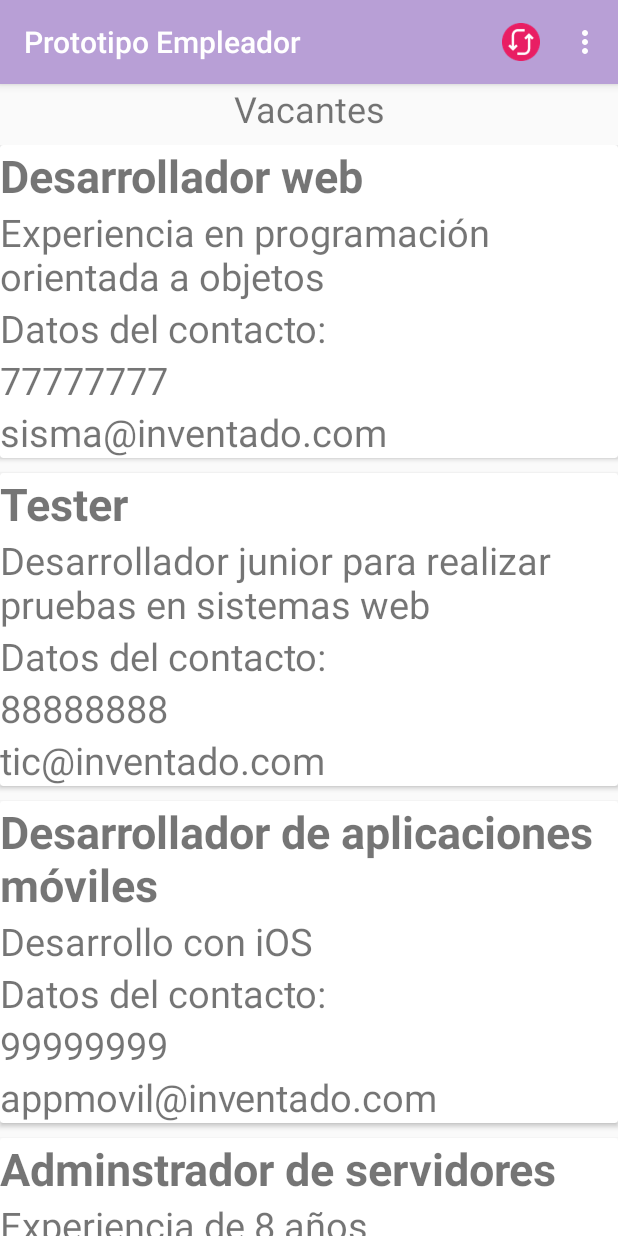
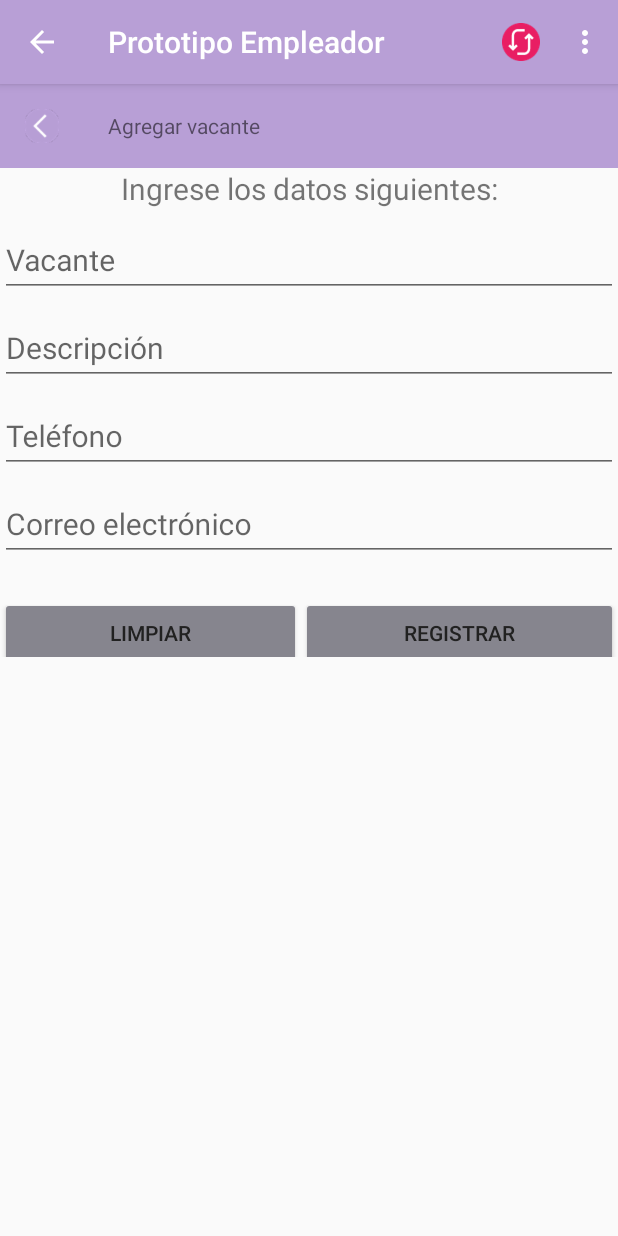
Before and after one commit to nitrogena/listadoYdetalle, an Android app: the VacanteActivity screen opened directly, with no data from a screen before it, in the options menu, after a tap on "Agregar vancante", on a phone screen of 412 x 824 dp. Run offline under Robolectric (Android 15) with nearby library versions, the phone set to English and light mode, and no system bars.

Commit message:
agregarVacante

```diff
--- /dev/null
+++ b/app/src/main/java/mx/nitrogena/coursera/aplicacion/BD/BaseDatos.java
@@ -0,0 +1,97 @@
+package mx.nitrogena.coursera.aplicacion.BD;
+
+import android.content.ContentValues;
+import android.content.Context;
+import android.database.Cursor;
+import android.database.sqlite.SQLiteDatabase;
+import android.database.sqlite.SQLiteOpenHelper;
+
+import java.util.ArrayList;
+
+import mx.nitrogena.coursera.aplicacion.Datos.Vacantes;
+
+/**
+ * Created by USUARIO on 14/02/2017.
+ */
+
+public class BaseDatos extends SQLiteOpenHelper{
+
+    private Context contexto;
+
+    public BaseDatos(Context contexto) {
+        super(contexto, ConstantesBD.BASE_DATOS, null, ConstantesBD.VERSION_BD);
+        this.contexto = contexto;
+    }
+
+    public void onCreate(SQLiteDatabase sqLiteDatabase) {
+        String queryCrearTablaOrg = "CREATE TABLE " + ConstantesBD.TABLE_ORG + "(" +
+                ConstantesBD.TABLE_ORG_ID + " INTEGER PRIMARY KEY AUTOINCREMENT, " +
+                ConstantesBD.TABLE_ORG_NAME + " TEXT, " +
+                ConstantesBD.TABLE_ORG_EMAIL + " TEXT, " +
+                ConstantesBD.TABLE_ORG_ORG + " TEXT, " +
+                ConstantesBD.TABLE_ORG_TYPE + " TEXT, " +
+                ConstantesBD.TABLE_ORG_PASSWORD + " TEXT, " +
+                ConstantesBD.TABLE_ORG_PHOTO + " INTEGER " +
+                ")";
+
+        String queryCrearTablaPos = "CREATE TABLE " + ConstantesBD.TABLE_POS + "(" +
+                ConstantesBD.TABLE_POS_ID + " INTEGER PRIMARY KEY AUTOINCREMENT, " +
+                ConstantesBD.TABLE_POS_NAME + " TEXT, " +
+                ConstantesBD.TABLE_POS_TEL + " TEXT, " +
+                ConstantesBD.TABLE_POS_EMAIL + " TEXT, " +
+                ConstantesBD.TABLE_POS_DESCRPTION + " TEXT, " +
+                ConstantesBD.TABLE_POS_ORG_ID + " INTEGER, " +
+                "FOREIGN KEY (" + ConstantesBD.TABLE_POS_ORG_ID + ")" +
+                "REFERENCES " + ConstantesBD.TABLE_ORG + "(" + ConstantesBD.TABLE_ORG_ID + ")" +
+                ")";
+
+
+        sqLiteDatabase.execSQL((queryCrearTablaOrg));
+        sqLiteDatabase.execSQL(queryCrearTablaPos);
+
+    }
+
+    @Override
+    public void onUpgrade(SQLiteDatabase sqLiteDatabase, int oldVersion, int newVersion) {
+        sqLiteDatabase.execSQL("DROP TABLE IF EXIST " + ConstantesBD.TABLE_POS);
+        sqLiteDatabase.execSQL("DROP TABLE IF EXIST " + ConstantesBD.TABLE_ORG);
+        onCreate(sqLiteDatabase);
+
+
+    }
+
+    public ArrayList<Vacantes> obtenerTodasVacantes(){
+        ArrayList<Vacantes> arrLstVac = new ArrayList<>();
+
+        String query = "SELECT * FROM " + ConstantesBD.TABLE_POS;
+        SQLiteDatabase db = this.getWritableDatabase();
+        Cursor registros = db.rawQuery(query, null);
+
+        while (registros.moveToNext()){
+            Vacantes vacante = new Vacantes(registros.getString(1), registros.getString(2), registros.getString(3),
+                    registros.getString(4));
+            //String vacante, String telefono, String correo, String descripcion
+            vacante.setId(registros.getInt(0));
+            vacante.setVacante(registros.getString(1));
+            vacante.setTelefono(registros.getString(2));
+            vacante.setCorreo(registros.getString(3));
+            vacante.setDescripcion(registros.getString(4));
+
+            arrLstVac.add(vacante);
+
+        }
+        db.close();
+        return arrLstVac;
+    }
+
+    public void insertarVacante(ContentValues contentValues){
+        SQLiteDatabase db = this.getWritableDatabase();
+        db.insert(ConstantesBD.TABLE_POS, null, contentValues);
+        db.close();
+    }
+
+    public void insertarEmpresa(ContentValues contentValues){
+        SQLiteDatabase sqldLite = this.getWritableDatabase();
+        sqldLite.insert(ConstantesBD.TABLE_ORG, null, contentValues);
+    }
+}
--- /dev/null
+++ b/app/src/main/java/mx/nitrogena/coursera/aplicacion/BD/ConstantesBD.java
@@ -0,0 +1,33 @@
+package mx.nitrogena.coursera.aplicacion.BD;
+
+import java.net.PortUnreachableException;
+
+/**
+ * Created by USUARIO on 14/02/2017.
+ */
+
+public final class ConstantesBD {
+    public static final String BASE_DATOS = "empleador";
+    public static final int VERSION_BD = 1;
+
+    public static final String TABLE_POS = "vacante";
+    public static final String TABLE_POS_ID = "id";
+    public static final String TABLE_POS_NAME = "vacante";
+    public static final String TABLE_POS_EMAIL = "correo";
+    public static final String TABLE_POS_DESCRPTION = "descripcion";
+    public static final String TABLE_POS_TEL = "telefono";
+    public static final String TABLE_POS_ORG_ID = "empresa_id";
+
+    public static final String TABLE_ORG = "empresa";
+    public static final String TABLE_ORG_ID = "id";
+    public static final String TABLE_ORG_NAME = "nombre";
+    public static final String TABLE_ORG_EMAIL = "correo";
+    public static final String TABLE_ORG_ORG = "empresa";
+    public static final String TABLE_ORG_TYPE = "sector";
+    public static final String TABLE_ORG_TEL = "telefono";
+    public static final String TABLE_ORG_PASSWORD = "password";
+    public static final String TABLE_ORG_PHOTO = "foto";
+
+
+
+}
--- a/app/src/main/java/mx/nitrogena/coursera/aplicacion/BD/InteractorVacante.java
+++ b/app/src/main/java/mx/nitrogena/coursera/aplicacion/BD/InteractorVacante.java
@@ -1,5 +1,6 @@
 package mx.nitrogena.coursera.aplicacion.BD;
 
+import android.content.ContentValues;
 import android.content.Context;
 
 import java.util.ArrayList;
@@ -18,11 +19,49 @@ public class InteractorVacante {
     }
 
     public ArrayList<Vacantes> obtenerDatos(){
-        ArrayList<Vacantes>arrVacantes = new ArrayList<Vacantes>();
+       /* ArrayList<Vacantes>arrVacantes = new ArrayList<Vacantes>();
         arrVacantes.add(new Vacantes("Desarrollador web", "77777777", "sisma@inventado.com", "Experiencia en programación orientada a objetos"));
         arrVacantes.add(new Vacantes("Tester", "88888888", "tic@inventado.com", "Desarrollador junior para realizar pruebas en sistemas web"));
         arrVacantes.add(new Vacantes("Desarrollador de aplicaciones móviles", "99999999", "appmovil@inventado.com", "Desarrollo con iOS"));
         arrVacantes.add(new Vacantes("Adminstrador de servidores", "66666666", "desapp@inventado.com", "Experiencia de 8 años"));
-        return arrVacantes;
+        */
+        BaseDatos bdBase = new BaseDatos(contexto);
+        insertarVacantes(bdBase);
+        return bdBase.obtenerTodasVacantes();
+
+    }
+
+    public void insertarVacantes(BaseDatos bdBase){
+        ContentValues cvValues = new ContentValues();
+        cvValues.put(ConstantesBD.TABLE_POS_NAME, "Desarrollador web");
+        cvValues.put(ConstantesBD.TABLE_POS_TEL, "55777755");
+        cvValues.put(ConstantesBD.TABLE_POS_EMAIL, "web@rmonkey.mx");
+        cvValues.put(ConstantesBD.TABLE_POS_DESCRPTION, "Experiencia en programación orientada a objetos");
+
+        bdBase.insertarVacante(cvValues);
+
+        cvValues = new ContentValues();
+        cvValues.put(ConstantesBD.TABLE_POS_NAME, "Tester");
+        cvValues.put(ConstantesBD.TABLE_POS_TEL, "55777755");
+        cvValues.put(ConstantesBD.TABLE_POS_EMAIL, "web@rmonkey.mx");
+        cvValues.put(ConstantesBD.TABLE_POS_DESCRPTION, "Desarrollador junior para realizar pruebas en sistemas web");
+
+        bdBase.insertarVacante(cvValues);
+
+        cvValues = new ContentValues();
+        cvValues.put(ConstantesBD.TABLE_POS_NAME, "Desarrollador de aplicaciones móviles");
+        cvValues.put(ConstantesBD.TABLE_POS_TEL, "55777750");
+        cvValues.put(ConstantesBD.TABLE_POS_EMAIL, "appmovil@rmonkey.mx");
+        cvValues.put(ConstantesBD.TABLE_POS_DESCRPTION, "Desarrollo con iOS");
+
+        bdBase.insertarVacante(cvValues);
+
+        cvValues = new ContentValues();
+        cvValues.put(ConstantesBD.TABLE_POS_NAME, "Adminstrador de servidores");
+        cvValues.put(ConstantesBD.TABLE_POS_TEL, "55777759");
+        cvValues.put(ConstantesBD.TABLE_POS_EMAIL, "servidores@rmonkey.mx");
+        cvValues.put(ConstantesBD.TABLE_POS_DESCRPTION, "Experiencia de 8 años");
+
+        bdBase.insertarVacante(cvValues);
     }
 }
--- /dev/null
+++ b/app/src/main/java/mx/nitrogena/coursera/aplicacion/Fragments/AgregarvacanteFragment.java
@@ -0,0 +1,119 @@
+package mx.nitrogena.coursera.aplicacion.Fragments;
+
+
+import android.content.ContentValues;
+import android.content.Context;
+import android.content.Intent;
+import android.os.Bundle;
+import android.support.v4.app.Fragment;
+import android.support.v7.widget.Toolbar;
+import android.view.LayoutInflater;
+import android.view.View;
+import android.view.ViewGroup;
+import android.widget.Button;
+import android.widget.EditText;
+import android.widget.Toast;
+
+import mx.nitrogena.coursera.aplicacion.AutenticaActivity;
+import mx.nitrogena.coursera.aplicacion.BD.BaseDatos;
+import mx.nitrogena.coursera.aplicacion.BD.ConstantesBD;
+import mx.nitrogena.coursera.aplicacion.MainActivity;
+import mx.nitrogena.coursera.aplicacion.R;
+
+/**
+ * A simple {@link Fragment} subclass.
+ */
+public class AgregarvacanteFragment extends Fragment {
+
+    private Button btnAgregarVacante;
+    private Button btnLimpiar;
+    private EditText etVacante;
+    private EditText etDescripcion;
+    private EditText etCorreo;
+    private EditText etTelefono;
+    private Context contexto;
+
+    public AgregarvacanteFragment() {
+        // Required empty public constructor
+    }
+
+
+    @Override
+    public View onCreateView(LayoutInflater inflater, ViewGroup container,
+                             Bundle savedInstanceState) {
+
+
+        // Inflate the layout for this fragment
+        View view = inflater.inflate(R.layout.fragment_agregarvacante, container, false);
+
+
+        Toolbar toolbar = (Toolbar) view.findViewById(R.id.toolbar);
+        toolbar.setNavigationIcon(R.drawable.atras_48);
+        toolbar.setNavigationOnClickListener(new View.OnClickListener() {
+            @Override
+            public void onClick(View v) {
+                getActivity().onBackPressed();
+            }
+        });
+
+
+
+        btnAgregarVacante = (Button) view.findViewById(R.id.btnAgregarVacante);
+        btnAgregarVacante.setOnClickListener(new View.OnClickListener(){
+            @Override
+            public void onClick(View view) {
+                agregarVacante(view);
+                //Intent intent = new Intent(MainActivity.this, AutenticaActivity.class);
+                //startActivity(intent);
+            }
+        });
+
+        btnLimpiar = (Button) view.findViewById(R.id.btnLimpiar);
+        btnLimpiar.setOnClickListener(new View.OnClickListener(){
+            @Override
+            public void onClick(View view) {
+                limparCampos(view);
+                //Intent intent = new Intent(MainActivity.this, AutenticaActivity.class);
+                //startActivity(intent);
+            }
+        });
+        return view;
+    }
+
+    public void limparCampos(View view){
+        etVacante = (EditText) view.findViewById(R.id.fav_etVacante);
+        etDescripcion = (EditText) view.findViewById(R.id.fav_etDesc);
+        etCorreo = (EditText) view.findViewById(R.id.fav_etCorreo);
+        etTelefono = (EditText) view.findViewById(R.id.fav_etTel);
+        etVacante.setText("");
+        etDescripcion.setText("");
+        etCorreo.setText("");
+        etTelefono.setText("");
+    }
+
+    public void agregarVacante(View view){
+        /*
+        etVacante = (EditText) view.findViewById(R.id.fav_etVacante);
+        etDescripcion = (EditText) view.findViewById(R.id.fav_etDesc);
+        etCorreo = (EditText) view.findViewById(R.id.fav_etCorreo);
+        etTelefono = (EditText) view.findViewById(R.id.fav_etTel);
+
+        String strVacante = etVacante.getText().toString();
+        String strDesc = etDescripcion.getText().toString();
+        String strCorreo = etCorreo.getText().toString();
+        String strTelefono = etTelefono.getText().toString();
+
+
+        BaseDatos bdBase = new BaseDatos(contexto);
+        //insertarVacantes(bdBase);
+        ContentValues cvValues = new ContentValues();
+        cvValues.put(ConstantesBD.TABLE_POS_NAME, strVacante);
+        cvValues.put(ConstantesBD.TABLE_POS_TEL, strTelefono);
+        cvValues.put(ConstantesBD.TABLE_POS_EMAIL, strCorreo);
+        cvValues.put(ConstantesBD.TABLE_POS_DESCRPTION, strDesc);
+
+        bdBase.insertarVacante(cvValues);
+        */
+        Toast.makeText(getActivity(), R.string.avf_vacanteReg, Toast.LENGTH_LONG).show();
+    }
+}
--- a/app/src/main/java/mx/nitrogena/coursera/aplicacion/VacanteActivity.java
+++ b/app/src/main/java/mx/nitrogena/coursera/aplicacion/VacanteActivity.java
@@ -1,5 +1,6 @@
 package mx.nitrogena.coursera.aplicacion;
 
+import android.app.FragmentManager;
 import android.content.Intent;
 import android.support.v4.app.FragmentTransaction;
 import android.support.v4.widget.SwipeRefreshLayout;
@@ -9,6 +10,7 @@ import android.support.v7.widget.GridLayoutManager;
 import android.support.v7.widget.LinearLayoutManager;
 import android.support.v7.widget.RecyclerView;
 import android.support.v7.widget.Toolbar;
+import android.util.Log;
 import android.view.Menu;
 import android.view.MenuItem;
 import android.widget.Adapter;
@@ -18,6 +20,7 @@ import java.util.ArrayList;
 
 import mx.nitrogena.coursera.aplicacion.Adaptadores.VacanteAdapter;
 import mx.nitrogena.coursera.aplicacion.Datos.Vacantes;
+import mx.nitrogena.coursera.aplicacion.Fragments.AgregarvacanteFragment;
 import mx.nitrogena.coursera.aplicacion.Fragments.VacantesFragment;
 import mx.nitrogena.coursera.aplicacion.vacantes.InterfaceVacante;
 import mx.nitrogena.coursera.aplicacion.vacantes.InterfaceVacantePresenter;
@@ -43,6 +46,7 @@ public class VacanteActivity extends AppCompatActivity{
         Toolbar actionBar = (Toolbar) findViewById(R.id.actionBar);
         setSupportActionBar(actionBar);
 
+        getSupportActionBar().setDisplayHomeAsUpEnabled(true);
         //rvListaVacantes = (RecyclerView) findViewById(R.id.rvVacante);
         //ivpPresenter = new VacantePresenter(this, getBaseContext());
 
@@ -65,10 +69,7 @@ public class VacanteActivity extends AppCompatActivity{
         //finish();
 
         FragmentTransaction ft = getSupportFragmentManager().beginTransaction();
-// Replace the contents of the container with the new fragment
         ft.replace(R.id.av_flVacantes, new VacantesFragment());
-// or ft.add(R.id.your_placeholder, new FooFragment());
-// Complete the changes added above
         ft.commit();
     }
 
@@ -101,7 +102,12 @@ public class VacanteActivity extends AppCompatActivity{
     public boolean onOptionsItemSelected(MenuItem item) {
         switch (item.getItemId()){
             case R.id.movAgregar:
-                refrescar();
+                //refrescar();
+                FragmentTransaction ft = getSupportFragmentManager().beginTransaction();
+                ft.replace(R.id.av_flVacantes, new AgregarvacanteFragment());
+                ft.addToBackStack(null);
+                ft.commit();
+
                 break;
             case R.id.movTodasVacantes:
                 refrescar();
@@ -154,4 +160,6 @@ public class VacanteActivity extends AppCompatActivity{
     public void inicializarAdaptador(VacanteAdapter vaAdaptador) {
         rvListaVacantes.setAdapter(vaAdaptador);
     }*/
+
+
 }
--- /dev/null
+++ b/app/src/main/res/layout/fragment_agregarvacante.xml
@@ -0,0 +1,148 @@
+<LinearLayout xmlns:android="http://schemas.android.com/apk/res/android"
+    xmlns:tools="http://schemas.android.com/tools"
+    xmlns:app="http://schemas.android.com/apk/res-auto"
+    android:id="@+id/activity_registro"
+    android:layout_width="match_parent"
+    android:layout_height="match_parent"
+
+    android:orientation="vertical"
+    tools:context="mx.nitrogena.coursera.aplicacion.Fragments.AgregarvacanteFragment">
+    <android.support.v7.widget.Toolbar
+        android:id="@+id/toolbar"
+        android:layout_width="match_parent"
+        android:layout_height="?attr/actionBarSize"
+        android:background="?attr/colorPrimary"
+        android:theme="@style/ThemeOverlay.AppCompat.ActionBar"
+        app:popupTheme="@style/ThemeOverlay.AppCompat.Light">
+
+        <TextView
+            android:layout_width="wrap_content"
+            android:layout_height="wrap_content"
+            android:text="@string/fav_titulo"/>
+
+    </android.support.v7.widget.Toolbar>
+
+<ProgressBar
+    android:id="@+id/ar_pbProgress"
+
+    android:layout_width="wrap_content"
+    android:layout_height="wrap_content"
+
+    android:visibility="gone" />
+
+<ScrollView
+    android:id="@+id/ar_svScroll"
+    android:layout_width="match_parent"
+    android:layout_height="match_parent">
+    <LinearLayout
+        android:id="@+id/fav_llForm"
+        android:layout_width="match_parent"
+        android:layout_height="wrap_content"
+        android:orientation="vertical">
+        <!--<TextView
+            android:text="@string/fav_titulo"
+            android:layout_width="wrap_content"
+            android:layout_height="wrap_content"
+            android:id="@+id/fav_tvTitulo"
+            android:layout_gravity="center"
+            android:textSize="@dimen/ar_titulo"
+            android:textAlignment="center"/>-->
+        <TextView
+            android:text="@string/fav_descripcion"
+            android:layout_width="match_parent"
+            android:layout_height="wrap_content"
+            android:id="@+id/fav_tvDesc"
+            android:layout_gravity="center"
+            android:textSize="@dimen/ar_texto"
+            android:textAlignment="center"/>
+
+        <android.support.design.widget.TextInputLayout
+            android:id="@+id/fav_tilVacante"
+            android:layout_width="match_parent"
+            android:layout_height="wrap_content">
+            <EditText
+                android:layout_width="match_parent"
+                android:layout_height="wrap_content"
+                android:hint="@string/ad_tvVacante"
+                android:id="@+id/fav_etVacante"
+                android:inputType="textPersonName"
+                android:textSize="@dimen/ar_texto"
+                android:maxLines="1"
+                android:layout_gravity="center"/>
+
+        </android.support.design.widget.TextInputLayout>
+
+        <android.support.design.widget.TextInputLayout
+            android:id="@+id/fav_tilDescripcion"
+            android:layout_width="match_parent"
+            android:layout_height="wrap_content">
+            <EditText
+                android:layout_width="match_parent"
+                android:layout_height="wrap_content"
+                android:hint="@string/fd_descripcion"
+                android:id="@+id/fav_etDesc"
+                android:inputType="textPersonName"
+                android:textSize="@dimen/ar_texto"
+                android:maxLines="1"
+                android:layout_gravity="center"/>
+        </android.support.design.widget.TextInputLayout>
+        <android.support.design.widget.TextInputLayout
+            android:id="@+id/fav_tilTel"
+            android:layout_width="match_parent"
+            android:layout_height="wrap_content">
+            <EditText
+                android:layout_width="match_parent"
+                android:layout_height="wrap_content"
+                android:hint="@string/ad_tvTelefono"
+                android:id="@+id/fav_etTel"
+                android:inputType="textPersonName"
+                android:textSize="@dimen/ar_texto"
+                android:maxLines="1"
+                android:layout_gravity="center"/>
+
+        </android.support.design.widget.TextInputLayout>
+        <android.support.design.widget.TextInputLayout
+            android:id="@+id/fav_tilCorreo"
+            android:layout_width="match_parent"
+            android:layout_height="wrap_content">
+            <EditText
+                android:layout_width="match_parent"
+                android:layout_height="wrap_content"
+                android:hint="@string/ad_tvCorreo"
+                android:id="@+id/fav_etCorreo"
+                android:inputType="textPersonName"
+                android:textSize="@dimen/ar_texto"
+                android:maxLines="1"
+                android:layout_gravity="center"/>
+
+        </android.support.design.widget.TextInputLayout>
+        <LinearLayout
+            android:layout_width="match_parent"
+            android:layout_height="wrap_content"
+            android:orientation="horizontal">
+
+            <Button
+                android:id="@+id/btnLimpiar"
+
+                android:layout_width="wrap_content"
+                android:layout_height="wrap_content"
+                android:layout_marginTop="@dimen/aa_layout_marginTop"
+                android:text="@string/aa_btnLimpiar"
+                android:layout_weight="1"
+                android:theme="@style/BotonRaised"
+
+                android:layout_gravity="center"/>
+            <Button
+                android:id="@+id/btnAgregarVacante"
+                android:layout_width="wrap_content"
+                android:layout_height="wrap_content"
+                android:layout_marginTop="@dimen/aa_layout_marginTop"
+                android:text="@string/ar_btnRegistrar"
+                android:layout_gravity="center"
+                android:layout_weight="1"
+                android:theme="@style/BotonRaised"/>
+
+        </LinearLayout>
+    </LinearLayout>
+</ScrollView>
+</LinearLayout>
--- a/app/src/main/res/values/strings.xml
+++ b/app/src/main/res/values/strings.xml
@@ -102,5 +102,9 @@
     <string name="ra_mensajeRegistro">El registro de un usuario nuevo se ha realizado</string>
     <string name="cv_datosContacto">Datos del contacto:</string>
     <string name="fd_masInfo">Más información:</string>
+    <string name="fav_titulo">Agregar vacante</string>
+    <string name="fav_descripcion">Ingrese los datos siguientes:</string>
+    <string name="fav_vacante">Vacante</string>
+    <string name="avf_vacanteReg">La vacante se registró</string>
 
 </resources>
```
Also changed, not shown: app/src/main/AndroidManifest.xml (+7 -1 lines), app/src/main/res/drawable-hdpi/atras_48.png (added), app/src/main/res/drawable-hdpi/imagenrightmonkey.png (added), app/src/main/res/drawable-mdpi/atras_48.png (added), app/src/main/res/drawable-mdpi/imagenrightmonkey.png (added), app/src/main/res/drawable-xhdpi/atras_48.png (added), app/src/main/res/drawable-xhdpi/imagenrightmonkey.png (added), app/src/main/res/drawable-xxhdpi/atras_48.png (added), app/src/main/res/drawable-xxhdpi/imagenrightmonkey.png (added), app/src/main/res/drawable-xxxhdpi/atras_48.png (added), app/src/main/res/drawable-xxxhdpi/imagenrightmonkey.png (added).
